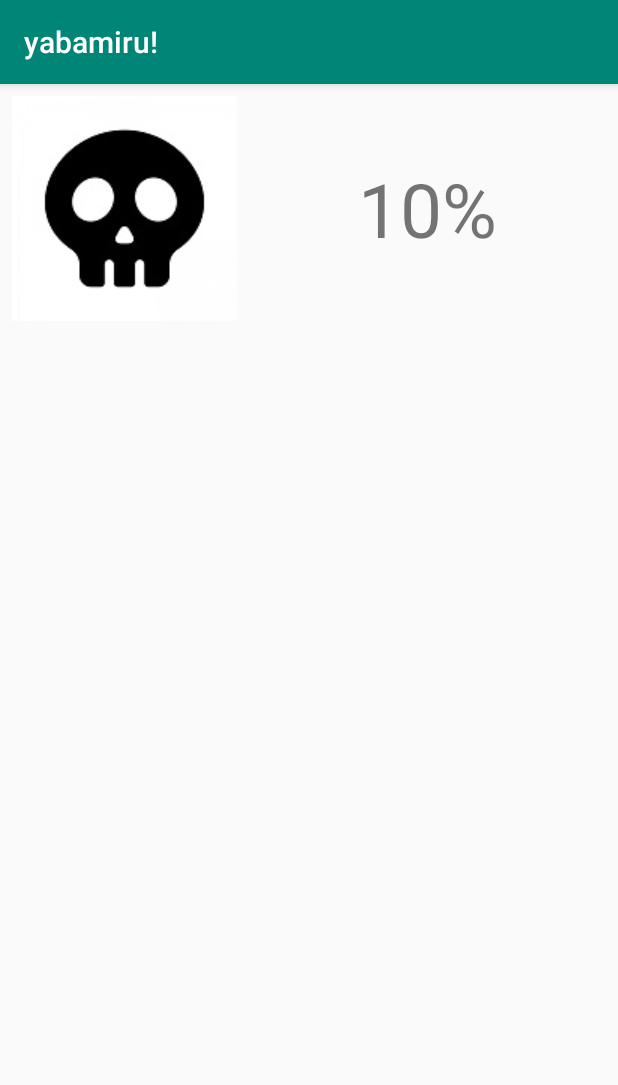
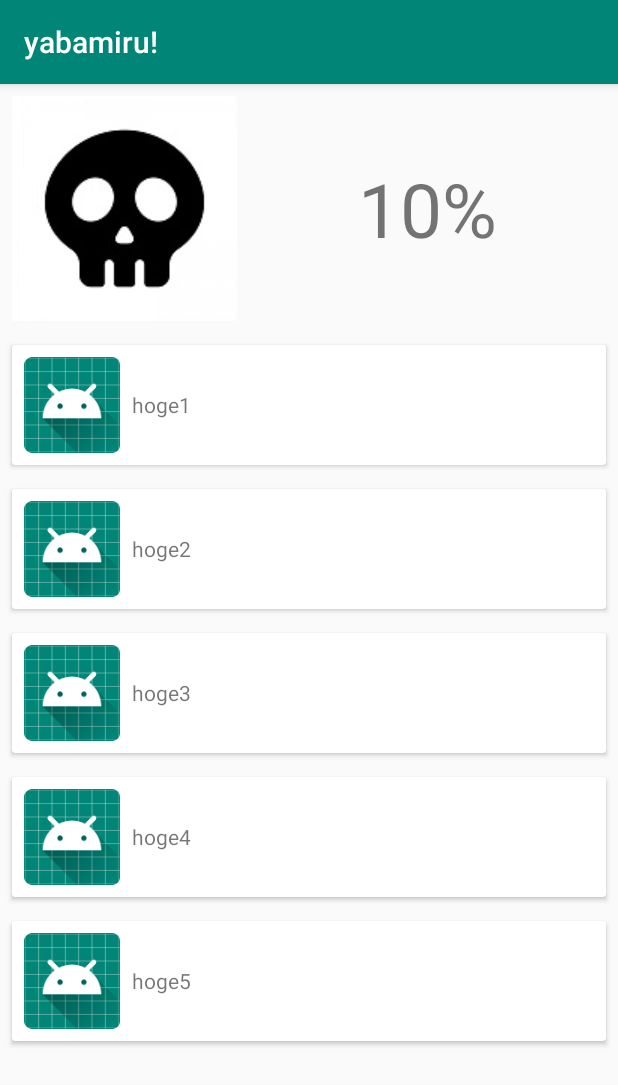
Before and after one commit to kiesproject/yabamiru, an Android app: the screen it shows after launch (MainActivity), on a phone screen of 412 x 824 dp. Shown: the top 1085 px of the screen. Run offline under Robolectric (Android 15) with nearby library versions, the phone set to English and light mode, and no system bars.

Commit message:
Change main_layout from listview to recyclerview

```diff
--- a/app/build.gradle
+++ b/app/build.gradle
@@ -32,4 +32,5 @@ dependencies {
     androidTestImplementation 'com.android.support.test.espresso:espresso-core:3.0.2'
 
     implementation 'com.android.support:recyclerview-v7:28.0.0'
+    implementation 'com.android.support:cardview-v7:28.0.0'
 }
--- a/app/src/main/java/com/example/yabamiru/MainActivity.kt
+++ b/app/src/main/java/com/example/yabamiru/MainActivity.kt
@@ -2,18 +2,28 @@ package com.example.yabamiru
 
 import android.support.v7.app.AppCompatActivity
 import android.os.Bundle
+import android.support.v7.widget.LinearLayoutManager
 import android.util.Log
+import android.view.View
 import android.widget.ArrayAdapter
 import android.widget.TextView
 import android.widget.Toast
 import kotlinx.android.synthetic.main.activity_main.*
 
-class MainActivity : AppCompatActivity() {
+class MainActivity : AppCompatActivity(), RecyclerViewHolder.ItemClickListener  {
 
     override fun onCreate(savedInstanceState: Bundle?) {
         super.onCreate(savedInstanceState)
         setContentView(R.layout.activity_main)
 
+        val hoges = resources.getStringArray(R.array.hoges).toMutableList()
+
+        main_recyclerView.adapter = RecyclerAdapter(this, this, hoges)
+        main_recyclerView.layoutManager = LinearLayoutManager(this, LinearLayoutManager.VERTICAL, false)
 
     }
+
+    override fun onItemClick(view: View, position: Int) {
+        Toast.makeText(applicationContext, "position $position was tapped", Toast.LENGTH_SHORT).show()
+    }
 }
--- /dev/null
+++ b/app/src/main/java/com/example/yabamiru/RecyclerAdapter.kt
@@ -0,0 +1,46 @@
+package com.example.yabamiru
+
+import android.content.Context
+import android.support.v7.widget.RecyclerView
+import android.view.LayoutInflater
+import android.view.ViewGroup
+
+class RecyclerAdapter(private val context: Context, private val itemClickListener: RecyclerViewHolder.ItemClickListener, private val itemList:List<String>): RecyclerView.Adapter<RecyclerViewHolder>(){
+    //ViewのonClick時に、タップされたViewがRecyclerViewの何番目にあたるかを取得して返します
+
+    private var mRecyclerView : RecyclerView? = null
+
+    override fun onAttachedToRecyclerView(recyclerView: RecyclerView) {
+        super.onAttachedToRecyclerView(recyclerView)
+        mRecyclerView = recyclerView
+    }
+
+    override fun onDetachedFromRecyclerView(recyclerView: RecyclerView) {
+        super.onDetachedFromRecyclerView(recyclerView)
+        mRecyclerView = null
+    }
+
+    override fun onBindViewHolder(holder: RecyclerViewHolder, position: Int) {
+        holder?.let{
+            it.itemTextView.text = itemList.get(position)
+            it.itemImageView.setImageResource(R.mipmap.ic_launcher)
+
+        }
+    }
+
+    override fun getItemCount(): Int {
+        return itemList.size
+    }
+
+    override fun onCreateViewHolder(parent: ViewGroup, viewType: Int): RecyclerViewHolder {
+        val layoutInflater = LayoutInflater.from(context)
+        val mView = layoutInflater.inflate(R.layout.main_list_row, parent, false)
+
+        mView.setOnClickListener{view ->
+            mRecyclerView?.let{
+                itemClickListener.onItemClick(view, it.getChildAdapterPosition(view))
+            }
+        }
+        return RecyclerViewHolder(mView)
+    }
+}
--- a/app/src/main/java/com/example/yabamiru/RecyclerViewHolder.kt
+++ b/app/src/main/java/com/example/yabamiru/RecyclerViewHolder.kt
@@ -1,13 +1,21 @@
 package com.example.yabamiru
 
+import android.media.Image
+import android.support.v7.widget.RecyclerView
 import android.view.View
+import android.widget.ImageView
 import android.widget.TextView
 
-class RecyclerViewHolder(view: View) : RecyclerViewHolder.ViewHolder(view){
+class RecyclerViewHolder(view: View) : RecyclerView.ViewHolder(view){
 
     interface ItemClickListener{
         fun onItemClick(view: View, position: Int)
     }
 
-    val itemTextView: TextView = view.findViewById(R.id.)
+    val itemTextView: TextView = view.findViewById(R.id.main_row_title)
+    val itemImageView: ImageView = view.findViewById(R.id.main_row_imageView)
+
+    init{
+        //layoutの初期設定をする
+    }
 }
--- a/app/src/main/res/layout/main_list_row.xml
+++ b/app/src/main/res/layout/main_list_row.xml
@@ -1,19 +1,30 @@
 <?xml version="1.0" encoding="utf-8"?>
-<LinearLayout
+<android.support.v7.widget.CardView
+        xmlns:card_view="http://schemas.android.com/apk/res-auto"
         xmlns:android="http://schemas.android.com/apk/res/android"
         android:layout_width="match_parent"
+        android:layout_height="wrap_content"
+        android:layout_margin="8dp"
+        card_view:cardElevation="2dp"
+        android:foreground="?android:attr/selectableItemBackground">
+
+    <LinearLayout
+            android:layout_width="match_parent"
             android:layout_height="match_parent"
-        android:orientation="horizontal">
+            android:orientation="horizontal"
+            android:gravity="center_vertical">
 
         <ImageView
-            android:id="@+id/imageView"
+                android:id="@+id/main_row_imageView"
                 android:src="@mipmap/ic_launcher"
                 android:layout_width="64dp"
-            android:layout_height="64dp"/>
+                android:layout_height="64dp"
+                android:layout_margin="8dp"/>
 
         <TextView
-            android:id="@+id/title"
+                android:id="@+id/main_row_title"
                 android:layout_width="wrap_content"
                 android:layout_height="wrap_content"/>
 
     </LinearLayout>
+</android.support.v7.widget.CardView>
--- a/app/src/main/res/values/strings.xml
+++ b/app/src/main/res/values/strings.xml
@@ -1,3 +1,11 @@
 <resources>
     <string name="app_name">yabamiru!</string>
+
+    <string-array name="hoges">
+        <item>hoge1</item>
+        <item>hoge2</item>
+        <item>hoge3</item>
+        <item>hoge4</item>
+        <item>hoge5</item>
+    </string-array>
 </resources>
```
Lines whose indentation alone changed are shown as unchanged.
